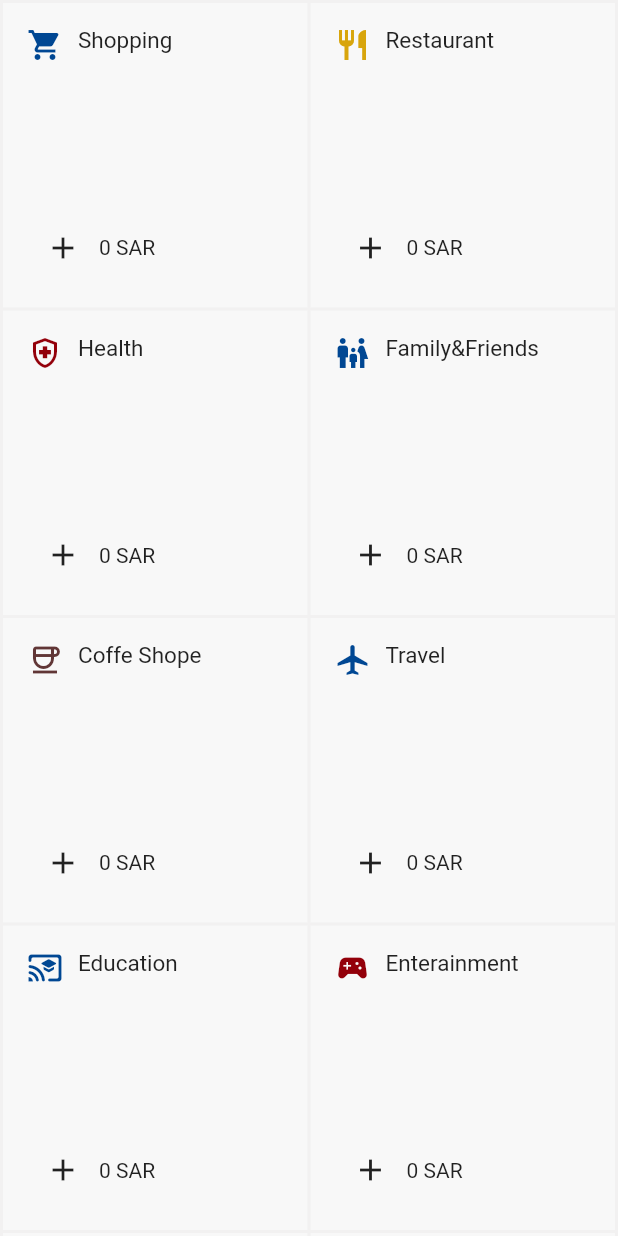
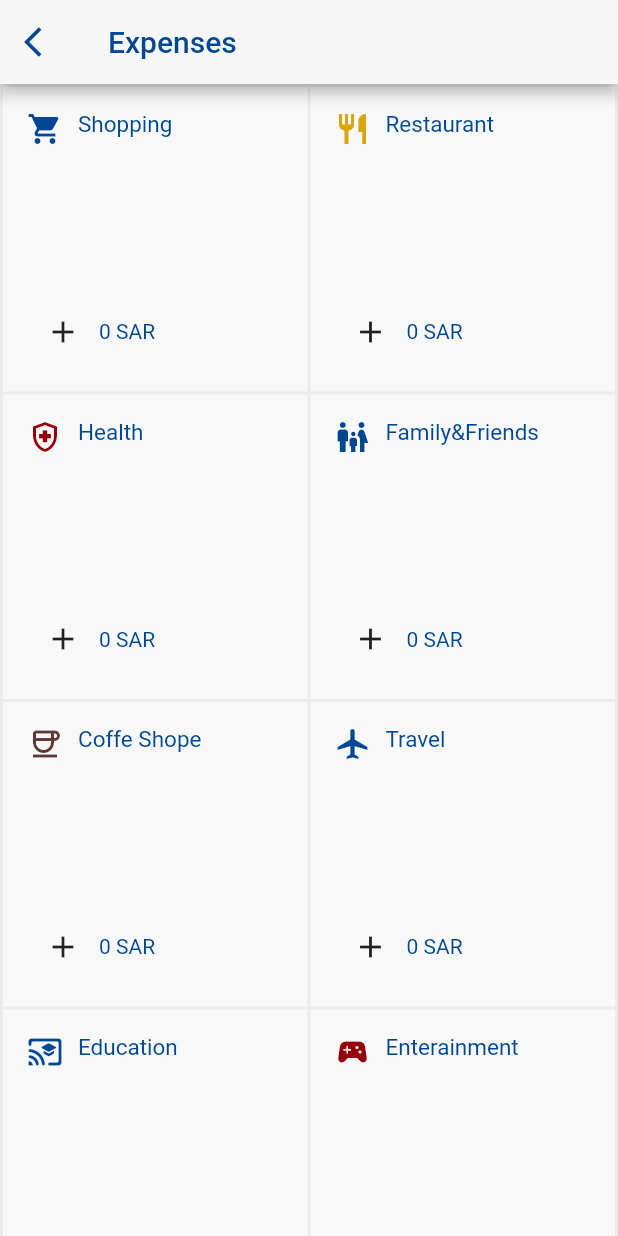
Before and after one commit to NouraSaad19/exp-flutter, a Flutter app: the ExpensesScreen screen opened directly, on a phone screen of 412 x 824 dp. Run offline on Flutter 3.47's test engine with Material 2 defaults, Android fonts, the light colour scheme and no system bars.

Commit message:
new page

```diff
--- a/lib/modules/Home/transaction.dart
+++ b/lib/modules/Home/transaction.dart
@@ -25,7 +25,10 @@ class MyTranaction extends StatelessWidget {
           child: Row(
             mainAxisAlignment: MainAxisAlignment.spaceEvenly,
             children: [
-              Icon(Icons.attach_money),
+              Icon(
+                Icons.attach_money,
+                color: Color.fromRGBO(0, 71, 147, 1),
+              ),
               Text(
                 tranactionName,
                 style: TextStyle(
--- a/lib/ui/component/expensesItem.dart
+++ b/lib/ui/component/expensesItem.dart
@@ -28,7 +28,8 @@ Widget expensesItem(Expenses expenses, BuildContext context) {
             ),
             Text(
               "${expenses.typeExpenses}",
-              style: TextStyle(fontSize: 15),
+              style:
+                  TextStyle(fontSize: 15, color: Color.fromRGBO(0, 71, 147, 1)),
               //textAlign: TextAlign.center,
             ),
           ],
@@ -52,7 +53,11 @@ Widget expensesItem(Expenses expenses, BuildContext context) {
                                     color: expenses.color!,
                                   ),
                                   SizedBox(width: 10),
-                                  Text("${expenses.typeExpenses}"),
+                                  Text(
+                                    "${expenses.typeExpenses}",
+                                    style: TextStyle(
+                                        color: Color.fromRGBO(0, 71, 147, 1)),
+                                  ),
                                   SizedBox(height: 10),
                                 ],
                               ),
@@ -103,9 +108,11 @@ Widget expensesItem(Expenses expenses, BuildContext context) {
                             ));
                   },
                   icon: Icon(Icons.add)),
-              Text(("${expenses.amount}" == "null")
-                  ? "0 SAR"
-                  : "${expenses.amount}"),
+              Text(
+                  style: TextStyle(color: Color.fromRGBO(0, 71, 147, 1)),
+                  ("${expenses.amount}" == "null")
+                      ? "0 SAR"
+                      : "${expenses.amount}"),
             ],
           ),
         )),
--- a/lib/ui/screens/expenses_screen.dart
+++ b/lib/ui/screens/expenses_screen.dart
@@ -69,7 +69,17 @@ class _ExpensesScreenState extends State<ExpensesScreen> {
 
   @override
   Widget build(BuildContext context) => Scaffold(
-        backgroundColor: Color.fromARGB(49, 187, 183, 183),
+        backgroundColor: Color.fromARGB(255, 238, 234, 234),
+        appBar: AppBar(
+          leading: IconButton(
+            icon: Icon(Icons.arrow_back_ios),
+            color: Color.fromRGBO(0, 71, 147, 1),
+            onPressed: (() => Navigator.of(context).pop()),
+          ),
+          backgroundColor: Color.fromARGB(248, 248, 248, 248),
+          title: Text("Expenses",
+              style: TextStyle(color: Color.fromRGBO(0, 71, 147, 1))),
+        ),
         body: Container(
           child: ExpensesCard(
             expenses: expensesItems,
```
Also changed, not shown: lib/layout/home_layout.dart (+80 -8 lines), lib/modules/Home/home-screen.dart (+3 -9 lines), lib/modules/Home/welcomepage.dart (+23 -6 lines).
